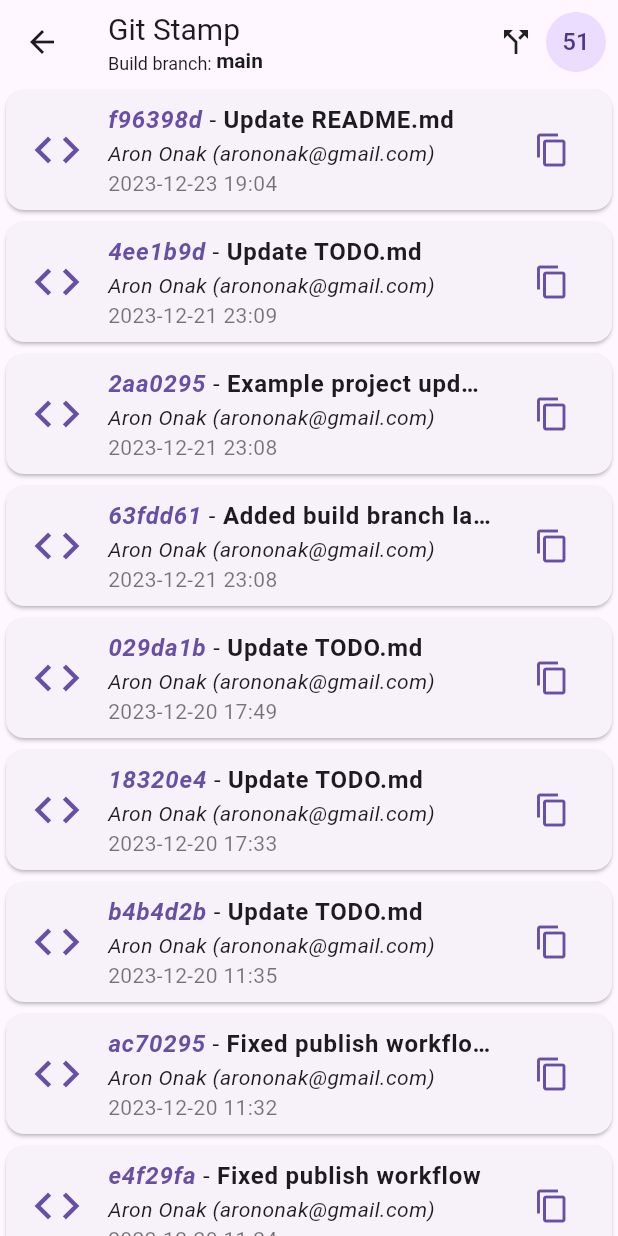
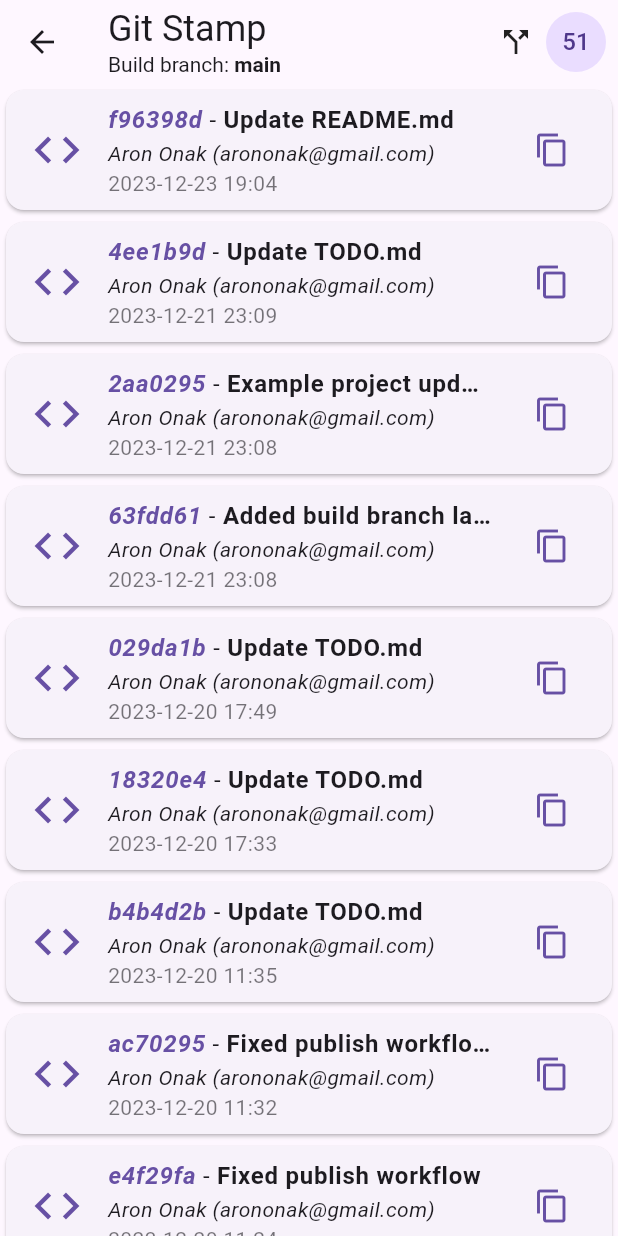
Before and after one commit to arononak/git_stamp, a Flutter app: the GitStampPage screen opened directly, on a phone screen of 412 x 824 dp. Run offline on Flutter 3.47's test engine with Material 3 defaults, Android fonts, the phone set to English and light mode, and no system bars.

Commit message:
Fixed texts

```diff
--- a/example/lib/git_stamp/git_stamp_page.dart
+++ b/example/lib/git_stamp/git_stamp_page.dart
@@ -26,14 +26,14 @@ class GitStampPage extends StatelessWidget {
           children: [
             Text(
               'Git Stamp',
-              style: TextStyle(fontSize: 20),
+              style: TextStyle(fontSize: 24),
             ),
             Row(
-              crossAxisAlignment: CrossAxisAlignment.end,
+              crossAxisAlignment: CrossAxisAlignment.center,
               children: [
                 Text(
                   'Build branch: ',
-                  style: TextStyle(fontSize: 12),
+                  style: TextStyle(fontSize: 14),
                 ),
                 Text(
                   buildBranch,
--- a/pubspec.yaml
+++ b/pubspec.yaml
@@ -1,6 +1,6 @@
 name: git_stamp
 description: "A tool to generate a git history that you can see when you run the application."
-version: 1.4.0
+version: 1.4.1
 homepage: https://aroncode.com
 repository: https://github.com/arononak/git_stamp
 environment:
```
Also changed, not shown: bin/generate.dart (+9 -3 lines), 1 other file.
